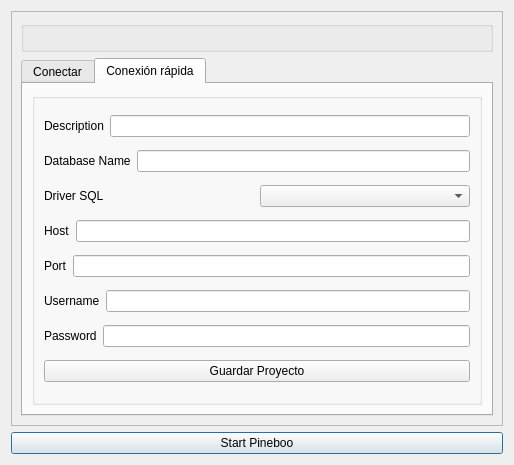
The window that pineboolib/forms/dlg_connect.ui (deavid/pineboo) describes before a commit, drawn with Qt 5.
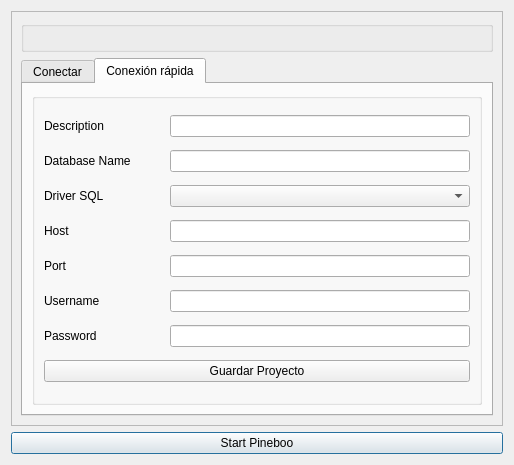
The same window after the commit. The open tabs and pages were chosen to show the change.

Commit message: Cambios en dlg_connect

Patch:
```diff
--- a/pineboolib/forms/dlg_connect.ui
+++ b/pineboolib/forms/dlg_connect.ui
@@ -193,6 +193,12 @@
               <layout class="QHBoxLayout" name="horizontalLayout_3">
                <item>
                 <widget class="QLabel" name="lDescription">
+                 <property name="minimumSize">
+                  <size>
+                   <width>120</width>
+                   <height>0</height>
+                  </size>
+                 </property>
                  <property name="text">
                   <string>Description</string>
                  </property>
@@ -207,6 +213,12 @@
               <layout class="QHBoxLayout" name="horizontalLayout_4">
                <item>
                 <widget class="QLabel" name="label_DBName">
+                 <property name="minimumSize">
+                  <size>
+                   <width>120</width>
+                   <height>0</height>
+                  </size>
+                 </property>
                  <property name="text">
                   <string>Database Name</string>
                  </property>
@@ -221,13 +233,26 @@
               <layout class="QHBoxLayout" name="horizontalLayout_5">
                <item>
                 <widget class="QLabel" name="label_8">
+                 <property name="minimumSize">
+                  <size>
+                   <width>120</width>
+                   <height>0</height>
+                  </size>
+                 </property>
                  <property name="text">
                   <string>Driver SQL</string>
                  </property>
                 </widget>
                </item>
                <item>
-                <widget class="QComboBox" name="cBDrivers"/>
+                <widget class="QComboBox" name="cBDrivers">
+                 <property name="sizePolicy">
+                  <sizepolicy hsizetype="Expanding" vsizetype="Fixed">
+                   <horstretch>0</horstretch>
+                   <verstretch>0</verstretch>
+                  </sizepolicy>
+                 </property>
+                </widget>
                </item>
               </layout>
              </item>
@@ -235,6 +260,12 @@
               <layout class="QHBoxLayout" name="horizontalLayout_6">
                <item>
                 <widget class="QLabel" name="label_Host">
+                 <property name="minimumSize">
+                  <size>
+                   <width>120</width>
+                   <height>0</height>
+                  </size>
+                 </property>
                  <property name="text">
                   <string>Host</string>
                  </property>
@@ -249,6 +280,12 @@
               <layout class="QHBoxLayout" name="horizontalLayout_7">
                <item>
                 <widget class="QLabel" name="label_Port">
+                 <property name="minimumSize">
+                  <size>
+                   <width>120</width>
+                   <height>0</height>
+                  </size>
+                 </property>
                  <property name="text">
                   <string>Port</string>
                  </property>
@@ -263,6 +300,12 @@
               <layout class="QHBoxLayout" name="horizontalLayout_8">
                <item>
                 <widget class="QLabel" name="label_User">
+                 <property name="minimumSize">
+                  <size>
+                   <width>120</width>
+                   <height>0</height>
+                  </size>
+                 </property>
                  <property name="text">
                   <string>Username</string>
                  </property>
@@ -277,6 +320,12 @@
               <layout class="QHBoxLayout" name="horizontalLayout_9">
                <item>
                 <widget class="QLabel" name="label_Password">
+                 <property name="minimumSize">
+                  <size>
+                   <width>120</width>
+                   <height>0</height>
+                  </size>
+                 </property>
                  <property name="text">
                   <string>Password</string>
                  </property>
```
Left out of the diff: 37 changed lines with no effect on the pictures. The commit also changes 1 other file.
